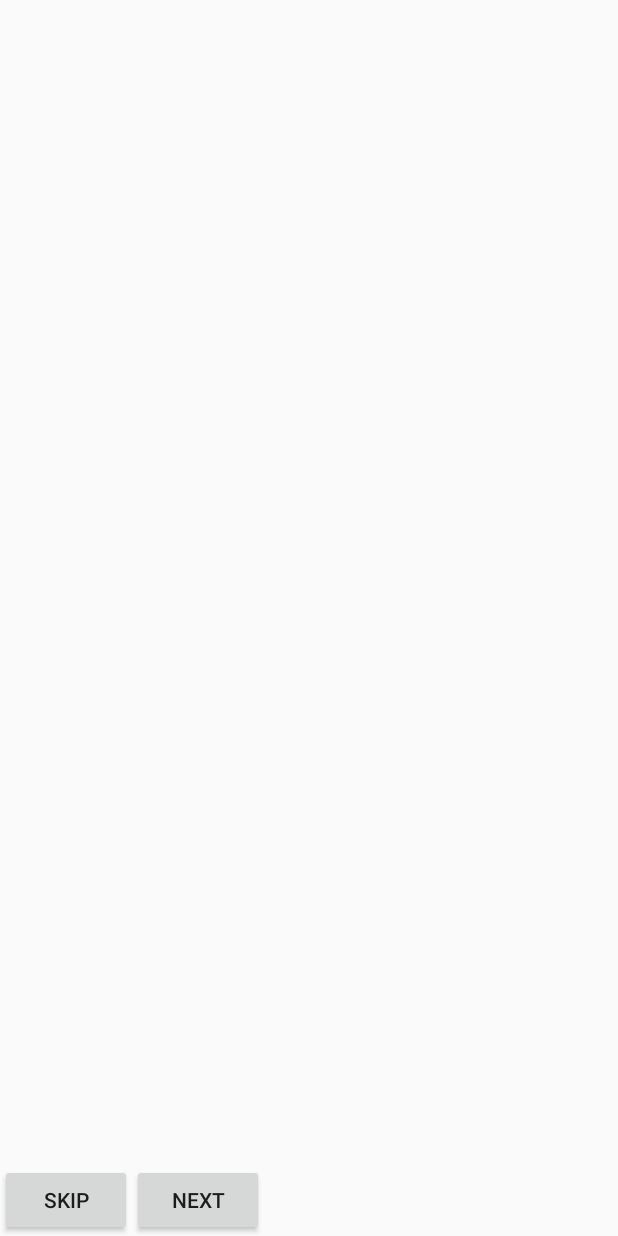
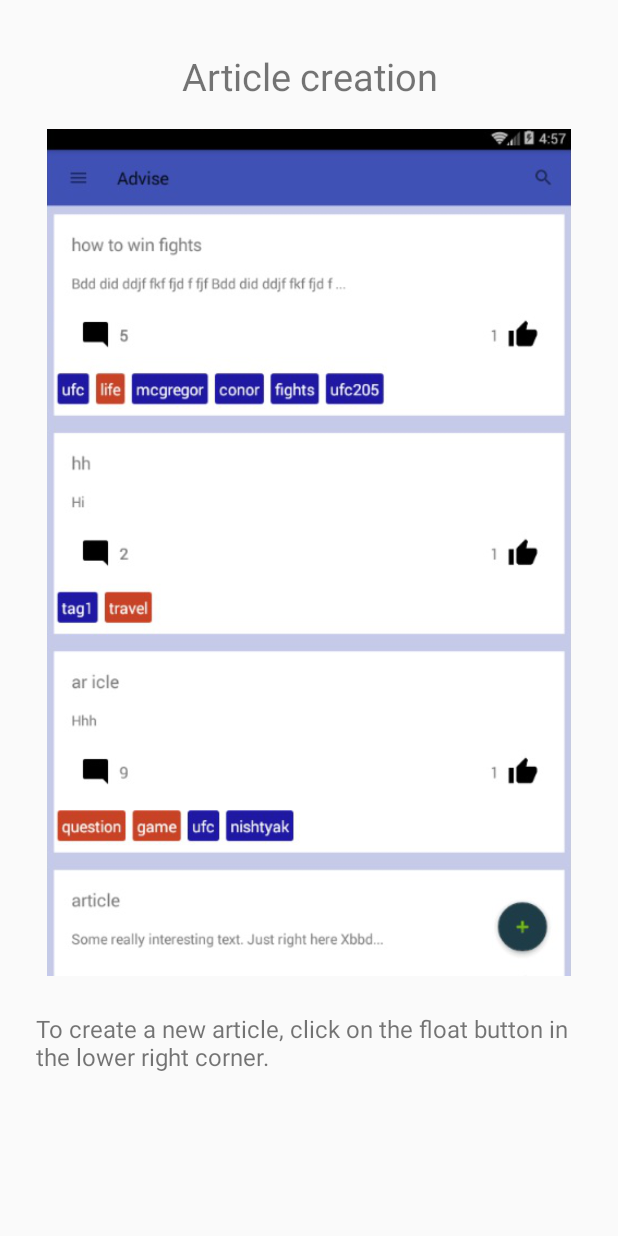
Before and after one commit to AlexanderSvyatetsky/Advise, an Android app: the layout fragment_first_launch.xml on its own in the app's theme, with its tools: preview values and no code run, on a phone screen of 412 x 824 dp. Run offline under Robolectric (Android 15) with nearby library versions, the phone set to English and light mode, and no system bars.

Commit message:
second commit

```diff
--- a/app/src/main/res/layout/fragment_first_launch.xml
+++ b/app/src/main/res/layout/fragment_first_launch.xml
@@ -1,26 +1,44 @@
 <?xml version="1.0" encoding="utf-8"?>
-<RelativeLayout xmlns:android="http://schemas.android.com/apk/res/android"
+<LinearLayout xmlns:android="http://schemas.android.com/apk/res/android"
+    xmlns:tools="http://schemas.android.com/tools"
     android:layout_width="match_parent"
     android:layout_height="match_parent"
+    android:layout_margin="@dimen/activity_first_launch_margin"
     android:orientation="vertical">
 
-    <ImageView
-        android:layout_width="match_parent"
-        android:layout_height="match_parent"
-        android:scaleType="centerCrop" />
+    <TextView
+        android:id="@+id/title"
+        android:layout_width="wrap_content"
+        android:layout_height="0dp"
+        android:layout_gravity="center_horizontal"
+        android:layout_weight="1"
+        android:gravity="center"
+        android:textSize="@dimen/string_size_large_title"
+        tools:text="Article creation" />
 
-    <Button
-        android:id="@+id/btn_skip"
+    <LinearLayout
+        android:id="@+id/screenshot_container"
         android:layout_width="wrap_content"
-        android:layout_height="wrap_content"
-        android:layout_alignParentBottom="true"
-        android:text="Skip" />
+        android:layout_height="0dp"
+        android:layout_weight="8">
 
-    <Button
+        <ImageView
+            android:id="@+id/screenshot"
+            android:layout_width="wrap_content"
+            android:layout_height="wrap_content"
+            android:scaleType="centerInside"
+            tools:src="@drawable/screen_1" />
+    </LinearLayout>
+
+    <TextView
+        android:id="@+id/body"
         android:layout_width="wrap_content"
-        android:layout_height="wrap_content"
-        android:layout_alignParentBottom="true"
-        android:layout_toRightOf="@id/btn_skip"
-        android:text="Next" />
+        android:layout_height="0dp"
+        android:layout_marginTop="@dimen/activity_first_launch_margin_top"
+        android:layout_weight="2"
+        android:padding="@dimen/activity_first_launch_padding"
+        android:textSize="@dimen/string_size_body"
+        tools:text="To create a new article, click on the float button in the lower right corner." />
 
-</RelativeLayout>
+
+</LinearLayout>
--- /dev/null
+++ b/app/src/main/res/values/dimens_activity_first_launch.xml
@@ -0,0 +1,13 @@
+<?xml version="1.0" encoding="utf-8"?>
+<resources>
+
+    <dimen name="activity_first_launch_margin">16dp</dimen>
+    <dimen name="activity_first_launch_margin_top">16dp</dimen>
+
+    <dimen name="activity_first_launch_padding">8dp</dimen>
+
+    <!--images size-->
+    <dimen name="activity_first_launch_image_height_and_weight">200dp</dimen>
+
+
+</resources>
```
Also changed, not shown: app/src/main/java/ua/dreambim/advise/activities/FirstLaunchActivity.java (+80 -3 lines), app/src/main/java/ua/dreambim/advise/adapter/FirstLaunchFragmentPageAdapter.java (+8 -4 lines), app/src/main/java/ua/dreambim/advise/fragments/FirstLaunchEndFragment.java (added, +42 -0 lines), app/src/main/java/ua/dreambim/advise/fragments/FirstLaunchFragment.java (+18 -0 lines), app/src/main/java/ua/dreambim/advise/fragments/FirstLaunchIntroFragment.java (added, +21 -0 lines), app/src/main/res/layout/activity_first_launch.xml (+27 -3 lines), app/src/main/res/layout/fragment_first_launch_end.xml (added, +32 -0 lines), app/src/main/res/layout/fragment_first_launch_intro.xml (added, +35 -0 lines), app/src/main/res/drawable/login.png (added), app/src/main/res/drawable/screen_1.png (added), app/src/main/res/drawable/screen_2.png (added), app/src/main/res/drawable/screen_3.png (added), app/src/main/res/drawable/screen_4.png (added), app/src/main/res/drawable/screen_5.png (added), 1 more files, 1 other file.
